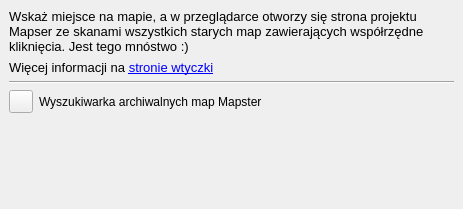
Before: the Qt Designer form gissupport_plugin/modules/mapster/mapster_dockwidget.ui in gis-support/gis-support-plugin, drawn with Qt 5.
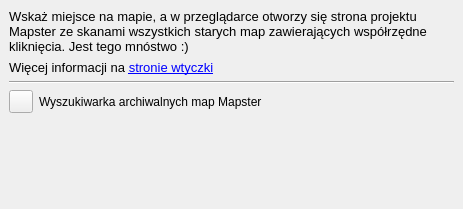
After: the same form once the commit is applied.

```diff
--- a/gissupport_plugin/modules/mapster/mapster_dockwidget.ui
+++ b/gissupport_plugin/modules/mapster/mapster_dockwidget.ui
@@ -18,7 +18,7 @@
     <item>
      <widget class="QLabel" name="infoLabel">
       <property name="text">
-       <string>&lt;html&gt;&lt;head/&gt;&lt;body&gt;&lt;p&gt;&lt;span style=&quot; font-size:10pt;&quot;&gt;Wskaż miejsce na mapie, a w przeglądarce otworzy się strona projektu Mapser ze skanami wszystkich starych map zawierających współrzędne kliknięcia. Jest tego mnóstwo :)&lt;/span&gt;&lt;/p&gt;&lt;/body&gt;&lt;/html&gt;</string>
+       <string>&lt;html&gt;&lt;head/&gt;&lt;body&gt;&lt;p&gt;&lt;span style=&quot; font-size:10pt;&quot;&gt;Wskaż miejsce na mapie, a w przeglądarce otworzy się strona projektu Mapster ze skanami wszystkich starych map zawierających współrzędne kliknięcia. Jest tego mnóstwo :)&lt;/span&gt;&lt;/p&gt;&lt;/body&gt;&lt;/html&gt;</string>
       </property>
       <property name="wordWrap">
        <bool>true</bool>
```
